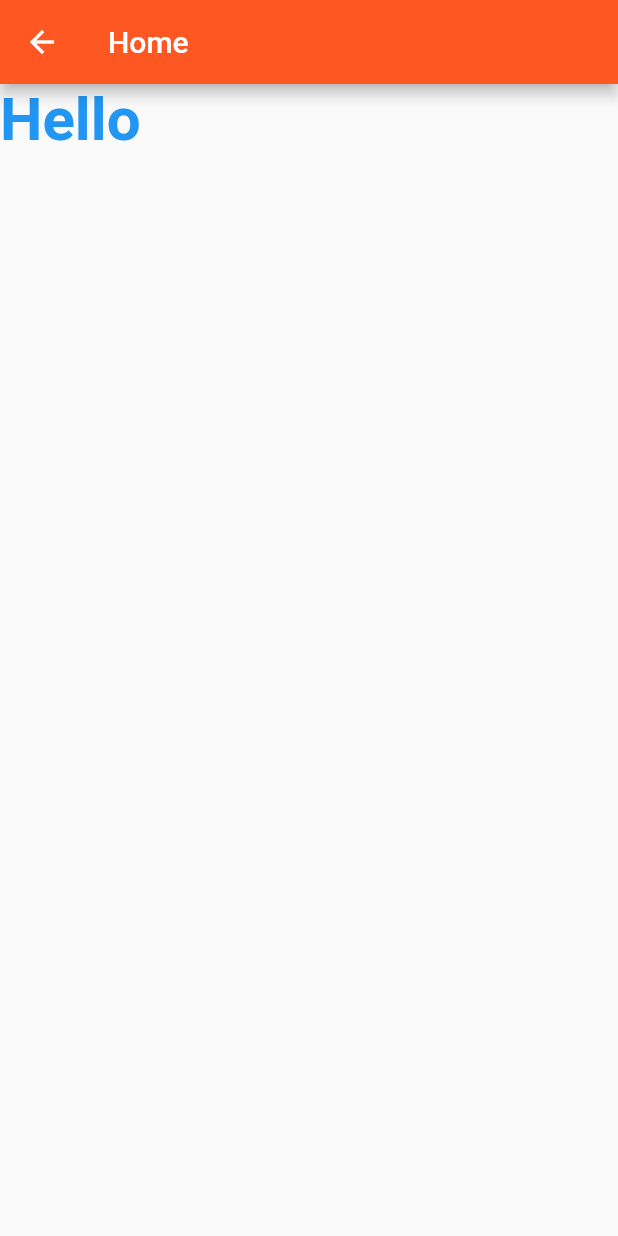
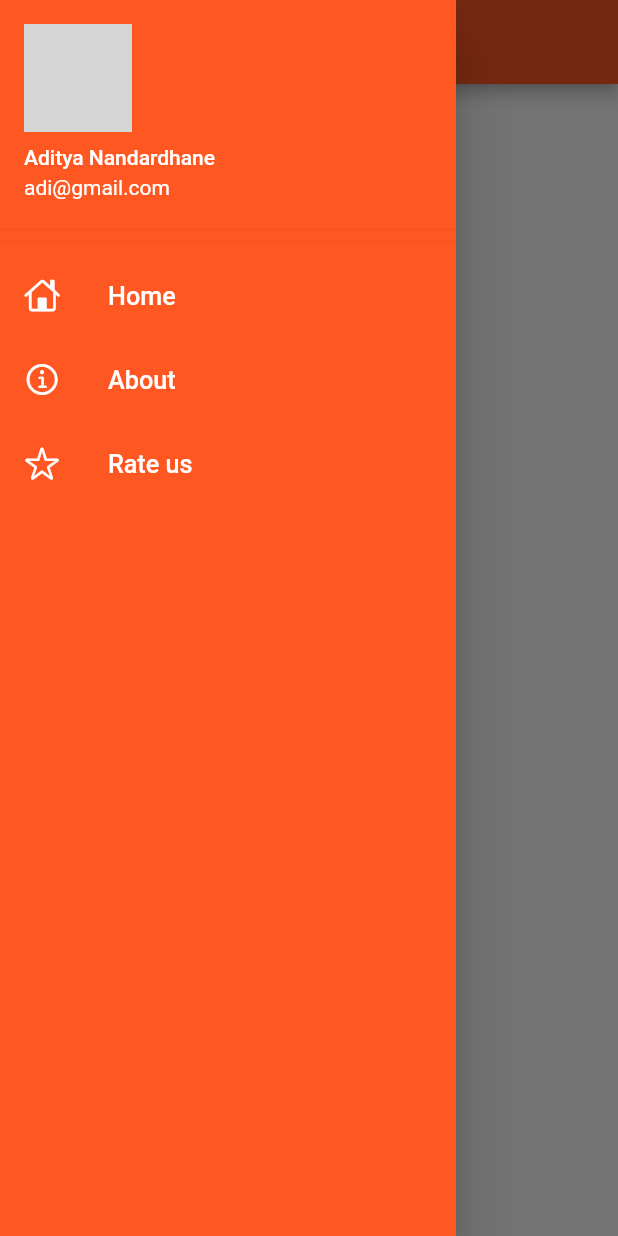
Before and after one commit to Adi-n-tech/Flutter-Practice, a Flutter app: the HomePage screen opened by its route, with the side drawer open (before the commit the screen has no drawer), on a phone screen of 412 x 824 dp. Run offline on Flutter 3.47's test engine with Material 2 defaults, Android fonts, the phone set to English and light mode, and no system bars; our stand-ins replace google_fonts; network calls fail; Roboto replaces fonts that are missing (Macondo); grey boxes are pictures that could not be loaded.

Commit message:
app drawer

```diff
--- a/lib/main.dart
+++ b/lib/main.dart
@@ -19,7 +19,7 @@ class MyApp extends StatelessWidget {
           accentColor: Colors.orangeAccent,
           fontFamily: GoogleFonts.macondo().fontFamily),
       routes: {
-        "/": (context) => LoginPage(),
+        "/": (context) => HomePage(),
         MyRoutes.home: (context) => HomePage(),
         MyRoutes.login: (context) => LoginPage()
       },
--- a/lib/pages/home_page.dart
+++ b/lib/pages/home_page.dart
@@ -1,4 +1,5 @@
 import 'package:flutter/material.dart';
+import 'package:my_first_app/widgets/Drawer.dart';
 
 class HomePage extends StatelessWidget {
   const HomePage({Key? key}) : super(key: key);
@@ -16,6 +17,7 @@ class HomePage extends StatelessWidget {
               color: Colors.blue, fontSize: 40, fontWeight: FontWeight.bold),
         ),
       ),
+      drawer: MyDrawer(),
     );
   }
 }
--- /dev/null
+++ b/lib/widgets/Drawer.dart
@@ -0,0 +1,62 @@
+import 'package:flutter/cupertino.dart';
+import 'package:flutter/material.dart';
+
+class MyDrawer extends StatelessWidget {
+  const MyDrawer({Key? key}) : super(key: key);
+
+  @override
+  Widget build(BuildContext context) {
+    const imageUrl = "https://avatars.githubusercontent.com/u/60535315?v=4";
+    return Drawer(
+      backgroundColor: Colors.deepOrange,
+      child: ListView(
+        padding: EdgeInsets.zero,
+        children: [
+          DrawerHeader(
+              padding: EdgeInsets.zero,
+              decoration: BoxDecoration(color: Colors.deepOrange),
+              child: UserAccountsDrawerHeader(
+                accountName: Text("Aditya Nandardhane"),
+                accountEmail: Text("adi@gmail.com"),
+                currentAccountPicture: CircleAvatar(
+                  backgroundImage: NetworkImage(imageUrl),
+                ),
+              )),
+          ListTile(
+            leading: Icon(
+              CupertinoIcons.home,
+              color: Colors.white,
+            ),
+            title: Text(
+              "Home",
+              textScaleFactor: 1.2,
+              style: TextStyle(color: Colors.white),
+            ),
+          ),
+          ListTile(
+            leading: Icon(
+              CupertinoIcons.info,
+              color: Colors.white,
+            ),
+            title: Text(
+              "About",
+              textScaleFactor: 1.2,
+              style: TextStyle(color: Colors.white),
+            ),
+          ),
+          ListTile(
+            leading: Icon(
+              CupertinoIcons.star,
+              color: Colors.white,
+            ),
+            title: Text(
+              "Rate us",
+              textScaleFactor: 1.2,
+              style: TextStyle(color: Colors.white),
+            ),
+          ),
+        ],
+      ),
+    );
+  }
+}
--- a/pubspec.yaml
+++ b/pubspec.yaml
@@ -37,6 +37,7 @@ dependencies:
   # Use with the CupertinoIcons class for iOS style icons.
   cupertino_icons: ^1.0.2
   google_fonts: ^3.0.1
+  #fluttertoast: ^8.1.1
 
 dev_dependencies:
   flutter_test:
```
Also changed, not shown: lib/pages/login_page.dart (+31 -10 lines), lib/utils/Utility.dart (added, +12 -0 lines).
